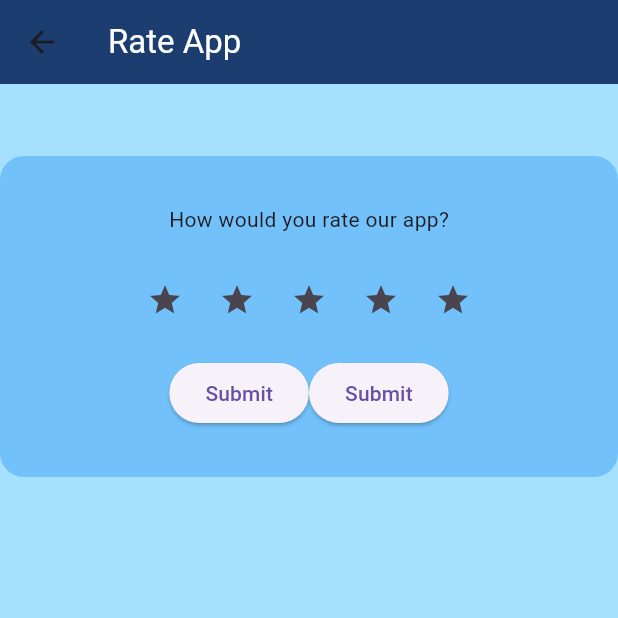
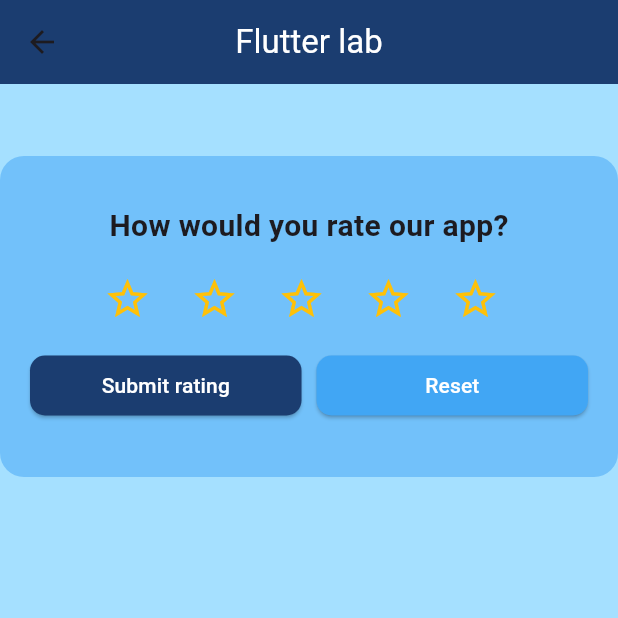
Before and after one commit to bastqq/flutter_homework, a Flutter app: the RateAppScreen screen opened by its route, on a phone screen of 412 x 824 dp, the top half of it. Run offline on Flutter 3.47's test engine with Material 3 defaults, Android fonts, the phone set to English and light mode, and no system bars; our stand-ins replace flutter_bloc, go_router.

Commit message:
feat-FLAB-19 hw

```diff
--- a/lib/lesson_19/bloc/rate_app_cubit.dart
+++ b/lib/lesson_19/bloc/rate_app_cubit.dart
@@ -0,0 +1,28 @@
+import 'package:flutter_bloc/flutter_bloc.dart';
+
+class RatingCubit extends Cubit<int> {
+  RatingCubit() : super(0);
+  // int saveStatus = 0;
+  void setRating(int rating) {
+    final updateState = rating + 1;
+    emit(updateState);
+  }
+
+  void resetRating() {
+    final updateState = 0;
+    emit(updateState);
+  }
+
+  void saveRating() {
+    //  final saveStatus = 1;
+    //emit(saveStatus);
+
+    final updateState = -1;
+    emit(updateState);
+  }
+
+  void savedRating() {
+    final updateState = -2;
+    emit(updateState);
+  }
+}
--- a/lib/lesson_19/screens/rate_app_screen.dart
+++ b/lib/lesson_19/screens/rate_app_screen.dart
@@ -1,4 +1,7 @@
 import 'package:flutter/material.dart';
+import 'package:flutter_bloc/flutter_bloc.dart';
+import 'package:flutter_homework/lesson_19/bloc/rate_app_cubit.dart';
+import 'package:flutter_homework/main.dart';
 
 class RateAppScreen extends StatefulWidget {
   const RateAppScreen({super.key});
@@ -13,7 +16,8 @@ class _RateAppScreenState extends State<RateAppScreen> {
     return Scaffold(
       backgroundColor: const Color.fromRGBO(165, 224, 255, 1),
       appBar: AppBar(
-        title: Text('Rate App', style: TextStyle(color: Colors.white)),
+        centerTitle: true,
+        title: Text('Flutter lab', style: TextStyle(color: Colors.white)),
 
         backgroundColor: const Color.fromRGBO(27, 61, 112, 1),
       ),
@@ -26,59 +30,186 @@ class _RateAppScreenState extends State<RateAppScreen> {
             color: Color.fromRGBO(114, 193, 250, 1),
           ),
           height: 214,
+          child: SingleChildScrollView(
             child: Column(
-            spacing: 24.0,
+              spacing: 10.0,
               children: [
                 Padding(
                   padding: const EdgeInsets.only(top: 32.0),
-                child: Text('How would you rate our app?'),
+                  child: Text(
+                    'How would you rate our app?',
+                    style: TextStyle(fontSize: 20, fontWeight: FontWeight.w600),
+                  ),
                 ),
 
                 Builder(
                   builder: (BuildContext context) {
-                  return Expanded(
-                    child: Row(
+                    return Row(
                       mainAxisAlignment: MainAxisAlignment.center,
                       children: List.generate(5, (index) {
+                        return Padding(
+                          padding: const EdgeInsets.only(right: 10.0),
+                          child: BlocBuilder<RatingCubit, int>(
+                            builder: (context, state) {
                               return IconButton(
                                 icon: Icon(
-                            Icons.star,
-                            //  index < state.rating ? Icons.star : Icons.star_border,
+                                  size: 32,
+                                  color: Colors.amber,
+
+                                  // Icons.star,
+                                  index >= state && state != -2
+                                      ? Icons.star_border
+                                      : Icons.star,
                                 ),
                                 onPressed: () {
-                            // context.read<RatingCubit>().setRating(index + 1);
+                                  print(index);
+                                  context.read<RatingCubit>().setRating(index);
                                 },
                               );
+                            },
+                          ),
+                        );
                       }),
-                    ),
                     );
                   },
                 ),
 
                 Padding(
                   padding: const EdgeInsets.only(bottom: 32.0),
-                child: Row(
-                  mainAxisAlignment: MainAxisAlignment.center,
-                  children: [
-                    ElevatedButton(
-                      child: Text('Submit'),
+
+                  child: BlocBuilder<RatingCubit, int>(
+                    builder: (context, state) {
+                      // final isSaveStatus = context.select(
+                      // (RatingCubit c) => c.saveStatus,);
+                      if (state != -2) {
+                        return UnsavedRatingRow();
+                      } else {
+                        return Container(
+                          width: 200,
+                          child: ElevatedButton(
+                            style: ElevatedButton.styleFrom(
+                              backgroundColor: Color.fromRGBO(27, 61, 112, 1),
+                              foregroundColor: Colors.white,
+                              shape: RoundedRectangleBorder(
+                                borderRadius: BorderRadius.circular(10.0),
+                              ),
+                            ),
                             onPressed: () {
-                        // context.read<RatingCubit>().submitRating();
+                              context.read<RatingCubit>().resetRating();
+                            },
+                            child: const Text('Rate again'),
+                          ),
+                        );
+                      }
                     },
                   ),
-                    ElevatedButton(
-                      onPressed: () {
-                        //context.read<RatingCubit>().submitRating();
-                      },
-                      child: Text('Submit'),
+
+                  //UnsavedRatingRow(),
                 ),
               ],
             ),
-              ),
-            ],
           ),
         ),
       ),
     );
   }
 }
+
+class UnsavedRatingRow extends StatelessWidget {
+  const UnsavedRatingRow({super.key});
+
+  @override
+  Widget build(BuildContext context) {
+    return Padding(
+      padding: const EdgeInsets.only(right: 20.0, left: 20.0),
+      child: Row(
+        spacing: 10.0,
+        mainAxisAlignment: MainAxisAlignment.center,
+        children: [
+          Expanded(
+            child: ElevatedButton(
+              style: ElevatedButton.styleFrom(
+                backgroundColor: Color.fromRGBO(27, 61, 112, 1),
+                foregroundColor: Colors.white,
+                shape: RoundedRectangleBorder(
+                  borderRadius: BorderRadius.circular(10.0),
+                ),
+              ),
+              child: BlocBuilder<RatingCubit, int>(
+                builder: (context, state) {
+                  //if (context.select((RatingCubit c) => c.saveStatus) == 0) {
+                  if (state > -1) {
+                    return const Text('Submit rating');
+                  } else {
+                    return const CircularProgressIndicator();
+                  }
+                },
+              ),
+              onPressed: () async {
+                context.read<RatingCubit>().saveRating();
+                await Future<void>.delayed(const Duration(seconds: 3));
+
+                context.read<RatingCubit>().savedRating();
+
+                if (context.mounted) {
+                  ScaffoldMessenger.of(context)
+                    ..hideCurrentSnackBar()
+                    ..showSnackBar(
+                      const SnackBar(
+                        duration: Duration(seconds: 3),
+                        content: RatingSnackRow(),
+                        backgroundColor: Colors.blue,
+                        behavior: SnackBarBehavior.floating,
+                      ),
+                    );
+
+                  Navigator.of(context).push<String>(
+                    MaterialPageRoute(
+                      builder: (pageContext) {
+                        return const HomeScreen();
+                      },
+                    ),
+                  );
+                }
+              },
+            ),
+          ),
+
+          Expanded(
+            child: ElevatedButton(
+              style: ElevatedButton.styleFrom(
+                backgroundColor: Color.fromRGBO(65, 166, 244, 1),
+                foregroundColor: Colors.white,
+                shape: RoundedRectangleBorder(
+                  borderRadius: BorderRadius.circular(10.0),
+                ),
+              ),
+              onPressed: () {
+                context.read<RatingCubit>().resetRating();
+                print(context.read<RatingCubit>().state);
+              },
+              child: Text('Reset'),
+            ),
+          ),
+        ],
+      ),
+    );
+  }
+}
+
+class RatingSnackRow extends StatelessWidget {
+  const RatingSnackRow({super.key});
+
+  @override
+  Widget build(BuildContext context) {
+    return Row(
+      mainAxisAlignment: MainAxisAlignment.center,
+
+      children: [
+        Image.asset('images/Vector.png', width: 24, height: 24),
+        const Text('Rating submitted successfully'),
+        Image.asset('images/Vector.png', width: 24, height: 24),
+      ],
+    );
+  }
+}
--- a/pubspec.yaml
+++ b/pubspec.yaml
@@ -64,6 +64,8 @@ flutter:
   assets:
   - images/Default_Like.png
   - images/Activated_Dislike.png
+  - images/Vector.png
+
 
   # An image asset can refer to one or more resolution-specific "variants", see
   # https://flutter.dev/to/resolution-aware-images
```
Also changed, not shown: lib/main.dart (+11 -1 lines), images/Vector.png (added). Lines whose indentation alone changed are shown as unchanged.
